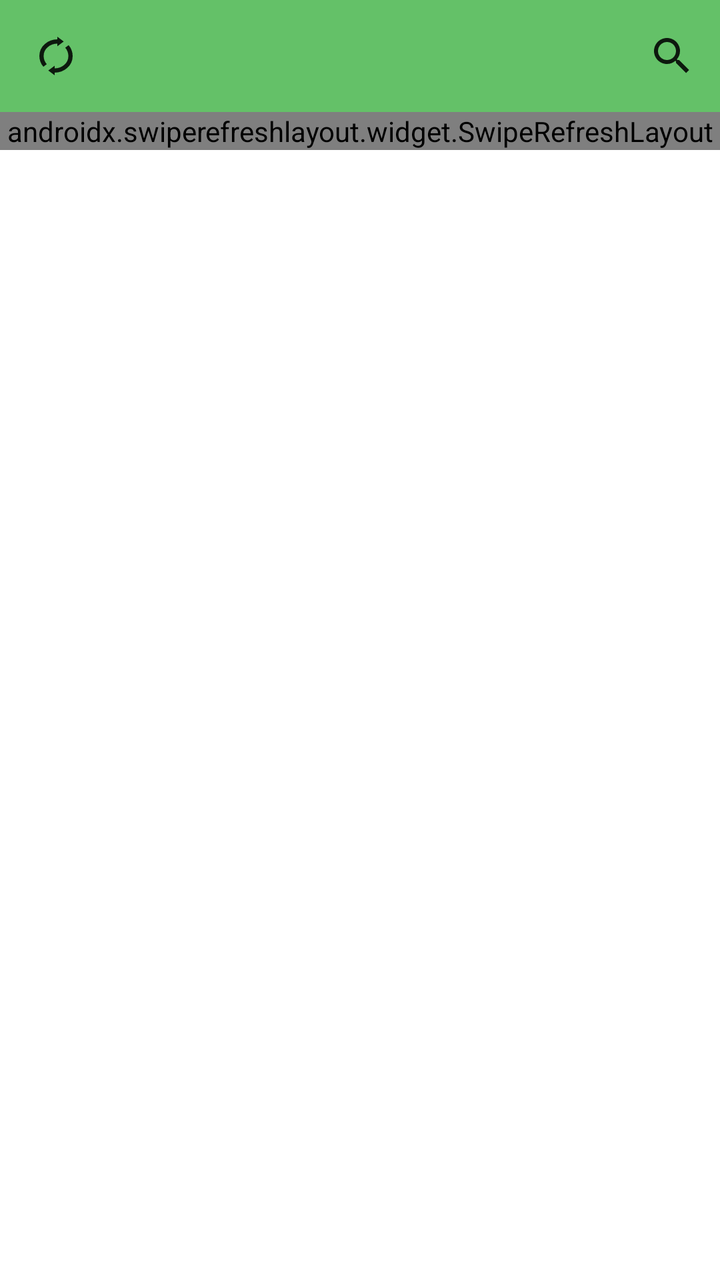
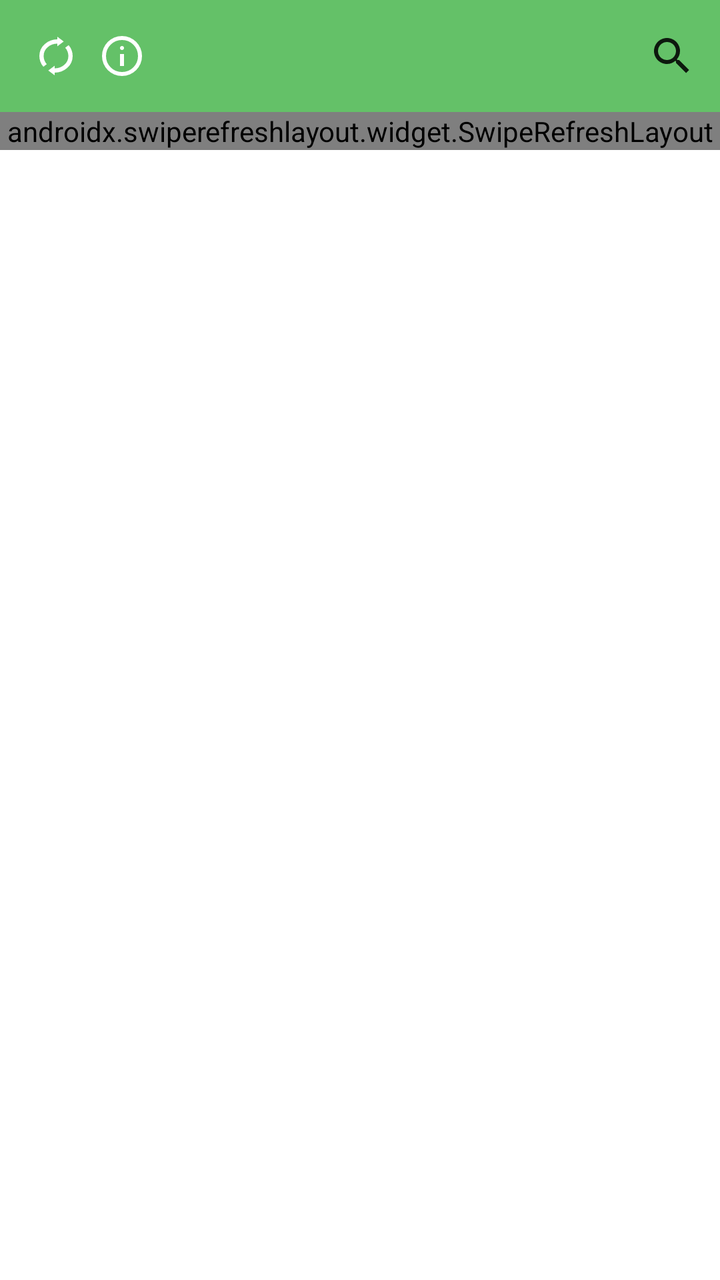

An Android layout rendered at two revisions. The XML below is the earlier revision; the diff shows what the commit changed to produce the second picture.
<!-- AndroidManifest.xml: application theme Theme.MathTerminology -->
<!-- res/layout/fragment_main.xml -->
<?xml version="1.0" encoding="utf-8"?>
<androidx.constraintlayout.widget.ConstraintLayout xmlns:android="http://schemas.android.com/apk/res/android"
    xmlns:app="http://schemas.android.com/apk/res-auto"
    xmlns:tools="http://schemas.android.com/tools"
    android:layout_width="match_parent"
    android:layout_height="match_parent"
    android:background="@color/white"

    tools:context=".MainFragment">

    <androidx.swiperefreshlayout.widget.SwipeRefreshLayout
        android:id="@+id/swipeRefreshLayout"
        android:layout_width="match_parent"
        android:layout_height="wrap_content"
        app:layout_constraintTop_toBottomOf="@+id/toolbar"
        tools:layout_editor_absoluteX="7dp">

        <androidx.recyclerview.widget.RecyclerView
            android:id="@+id/rview"
            android:layout_width="match_parent"
            android:layout_height="wrap_content"
            android:fadeScrollbars="true"
            android:scrollbarThumbVertical="@drawable/square_24px"
            android:scrollbars="vertical"
            app:layout_constraintBottom_toBottomOf="parent"
            app:layout_constraintEnd_toEndOf="parent"
            app:layout_constraintStart_toStartOf="parent"
            app:layout_constraintTop_toBottomOf="@+id/toolbar"

            />

    </androidx.swiperefreshlayout.widget.SwipeRefreshLayout>

    <androidx.appcompat.widget.Toolbar
        android:id="@+id/toolbar"
        android:layout_width="match_parent"
        android:layout_height="wrap_content"
        android:background="#64C168"
        android:minHeight="?attr/actionBarSize"
        android:theme="@style/ThemeOverlay.AppCompat.ActionBar"
        app:itemIconTint="@color/white"
        app:titleTextColor="@color/white"
        app:layout_constraintEnd_toEndOf="parent"
        app:layout_constraintStart_toStartOf="parent"
        app:layout_constraintTop_toTopOf="parent"
        app:menu="@menu/menu_item"
        app:popupTheme="@style/ThemeOverlay.AppCompat.Light">

        
        <ImageButton
            android:id="@+id/btn_sync"
            android:layout_width="wrap_content"
            android:layout_height="wrap_content"
            android:background="@drawable/directory_sync_24px"
            android:contentDescription="Custom Button"
            android:layout_gravity="start"/>
    </androidx.appcompat.widget.Toolbar>

    <ProgressBar
        android:id="@+id/progressBar"
        style="?android:progressBarStyle"
        android:layout_width="60dp"
        android:layout_height="60dp"
        android:layout_gravity="center"
        android:visibility="gone"
        android:layout_marginEnd="0dp"
        android:layout_marginBottom="0dp"
        app:layout_constraintBottom_toBottomOf="parent"
        app:layout_constraintEnd_toEndOf="parent"
        app:layout_constraintStart_toStartOf="parent"
        app:layout_constraintTop_toTopOf="parent" />

</androidx.constraintlayout.widget.ConstraintLayout>
<!-- resources referenced by this layout -->
<resources>
  <color name="white">#FFFFFFFF</color>
  <!-- drawable directory_sync_24px (drawable) -->
  <vector xmlns:android="http://schemas.android.com/apk/res/android" android:width="24dp" android:height="24dp" android:viewportWidth="960" android:viewportHeight="960" android:tint="?attr/colorControlNormal">
    <path android:fillColor="@android:color/white" android:pathData="M227.5,695Q187.5,650.5 167.5,594.75Q147.5,539 147.5,480Q147.5,337.5 254.25,242.25Q361,147 507.5,147L507.5,94.5L635,190L507.5,285.5L507.5,232.5Q396,232.5 314.5,302.75Q233,373 233,480Q233,525.5 248.75,567.5Q264.5,609.5 295,644L227.5,695ZM453,865.5L325,770L453,674.5L453,727Q564,727 645.75,657Q727.5,587 727.5,480Q727.5,434.5 711.25,391.75Q695,349 664.5,314L732.5,263Q772,308.5 792.5,364.25Q813,420 813,480Q813,622.5 706,717.5Q599,812.5 453,812.5L453,865.5Z"/>
  </vector>
  <!-- drawable square_24px (drawable) -->
  <vector xmlns:android="http://schemas.android.com/apk/res/android"
      android:width="24dp"
      android:height="24dp"
      android:viewportWidth="960"
      android:viewportHeight="960"
      android:tint="#AEBBC3">
    <path
        android:fillColor="@color/purple_700"
        android:pathData="M120,120L120,840L840,840L840,120Z"/>
  </vector>
  <style name="Theme.MathTerminology" parent="Base.Theme.MathTerminology" />
  <color name="purple_700">#4CAF50</color>
  <style name="Base.Theme.MathTerminology" parent="Theme.MaterialComponents.DayNight.NoActionBar.Bridge">
                                   
          
  
          <item name="actionMenuTextColor">@color/white</item>
      </style>
</resources>

<!-- the commit's change to res/layout/fragment_main.xml (unified diff, before → after) -->
@@ -54,6 +54,15 @@
             android:background="@drawable/directory_sync_24px"
             android:contentDescription="Custom Button"
             android:layout_gravity="start"/>
+
+        <ImageButton
+            android:id="@+id/information"
+            android:layout_width="wrap_content"
+            android:layout_height="wrap_content"
+            android:background="@drawable/info_24px"
+            android:contentDescription="Custom Button"
+            android:layout_marginStart="25dp"
+            android:layout_gravity="start"/>
     </androidx.appcompat.widget.Toolbar>
 
     <ProgressBar
<!-- resource entries referenced after the edit -->
@@ -2,8 +2,12 @@
 <resources>
   <color name="white">#FFFFFFFF</color>
   <!-- drawable directory_sync_24px (drawable) -->
-  <vector xmlns:android="http://schemas.android.com/apk/res/android" android:width="24dp" android:height="24dp" android:viewportWidth="960" android:viewportHeight="960" android:tint="?attr/colorControlNormal">
+  <vector xmlns:android="http://schemas.android.com/apk/res/android" android:width="24dp" android:height="24dp" android:viewportWidth="960" android:viewportHeight="960" android:tint="@color/white">
     <path android:fillColor="@android:color/white" android:pathData="M227.5,695Q187.5,650.5 167.5,594.75Q147.5,539 147.5,480Q147.5,337.5 254.25,242.25Q361,147 507.5,147L507.5,94.5L635,190L507.5,285.5L507.5,232.5Q396,232.5 314.5,302.75Q233,373 233,480Q233,525.5 248.75,567.5Q264.5,609.5 295,644L227.5,695ZM453,865.5L325,770L453,674.5L453,727Q564,727 645.75,657Q727.5,587 727.5,480Q727.5,434.5 711.25,391.75Q695,349 664.5,314L732.5,263Q772,308.5 792.5,364.25Q813,420 813,480Q813,622.5 706,717.5Q599,812.5 453,812.5L453,865.5Z"/>
+  </vector>
+  <!-- drawable info_24px (drawable) -->
+  <vector xmlns:android="http://schemas.android.com/apk/res/android" android:width="24dp" android:height="24dp" android:viewportWidth="960" android:viewportHeight="960" android:tint="@color/white">
+    <path android:fillColor="@android:color/white" android:pathData="M440,680L520,680L520,440L440,440L440,680ZM480,360Q497,360 508.5,348.5Q520,337 520,320Q520,303 508.5,291.5Q497,280 480,280Q463,280 451.5,291.5Q440,303 440,320Q440,337 451.5,348.5Q463,360 480,360ZM480,880Q397,880 324,848.5Q251,817 197,763Q143,709 111.5,636Q80,563 80,480Q80,397 111.5,324Q143,251 197,197Q251,143 324,111.5Q397,80 480,80Q563,80 636,111.5Q709,143 763,197Q817,251 848.5,324Q880,397 880,480Q880,563 848.5,636Q817,709 763,763Q709,817 636,848.5Q563,880 480,880ZM480,800Q614,800 707,707Q800,614 800,480Q800,346 707,253Q614,160 480,160Q346,160 253,253Q160,346 160,480Q160,614 253,707Q346,800 480,800ZM480,480Q480,480 480,480Q480,480 480,480Q480,480 480,480Q480,480 480,480Q480,480 480,480Q480,480 480,480Q480,480 480,480Q480,480 480,480Z"/>
   </vector>
   <!-- drawable square_24px (drawable) -->
   <vector xmlns:android="http://schemas.android.com/apk/res/android"
